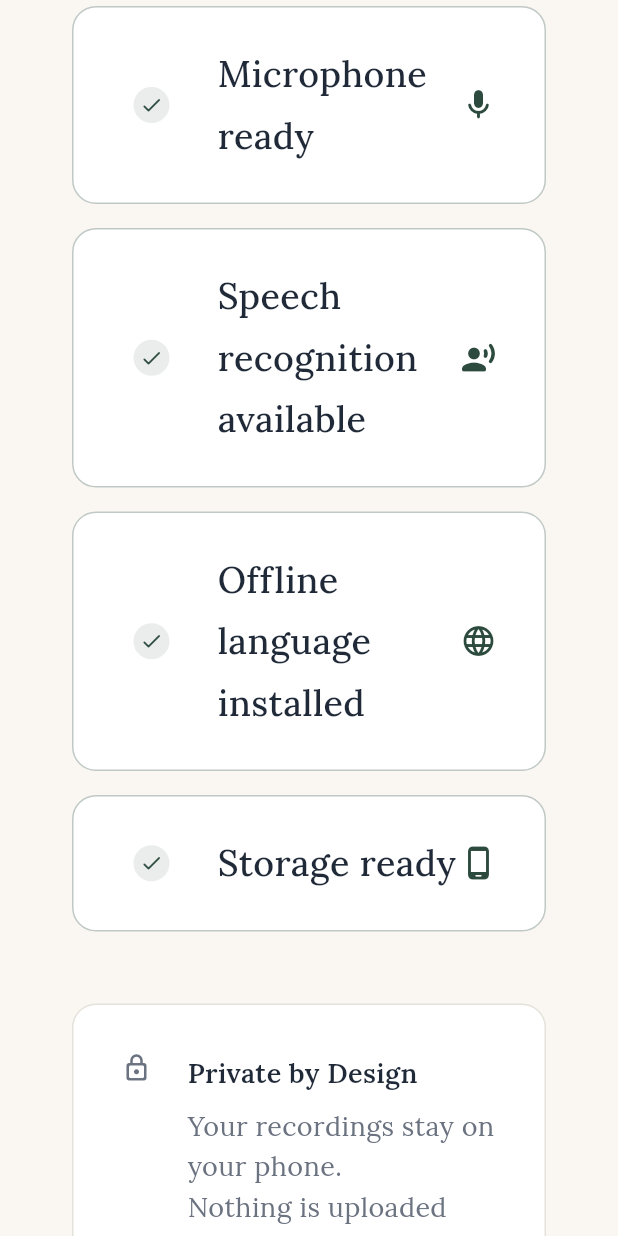
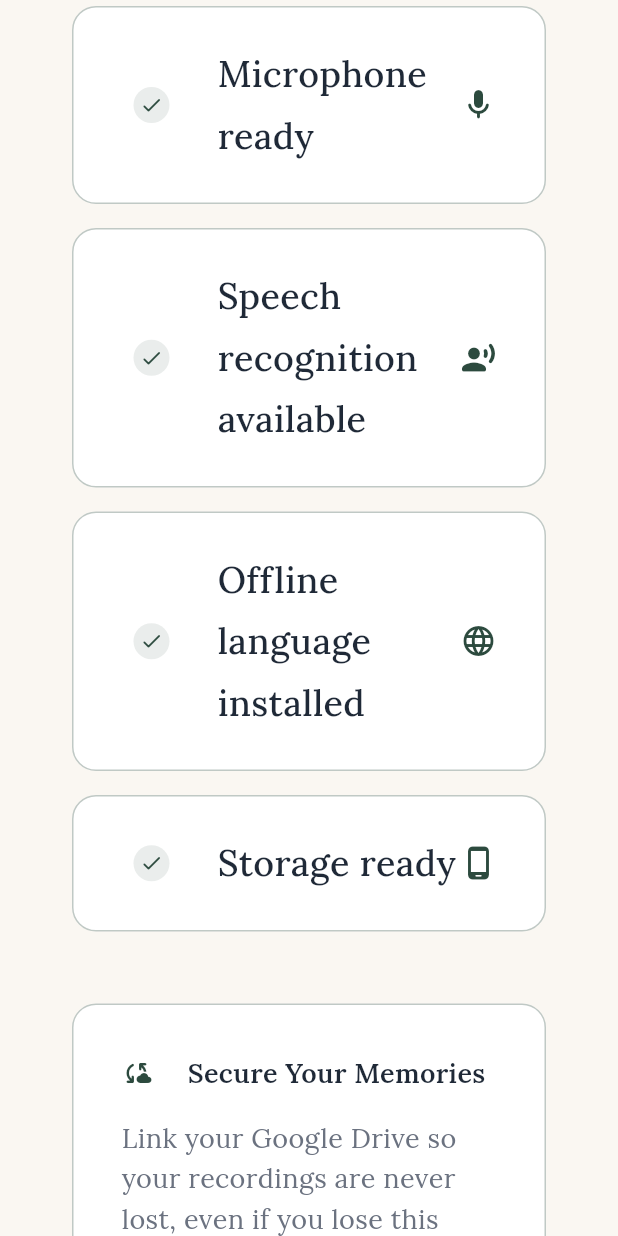
Before and after one commit to Kushtrvedi/my-parents-story, a Flutter app: the SetupWizardScreen screen opened directly, scrolled down 576 dp, on a phone screen of 412 x 824 dp. Run offline on Flutter 3.47's test engine with Material 3 defaults, Android fonts, the phone set to English and light mode, and no system bars; our stand-ins replace flutter_tts, google_fonts, google_generative_ai, google_sign_in, hive, hive_flutter and 3 more; missing offline and left inert: dart:html, dart:js_interop, dart:ui_web, extension_google_sign_in_as_googleapis_auth, googleapis; accounts and stored records are empty.

Commit message:
feat: add setup wizard screen, Google Drive and backup services, and web initialization files

```diff
--- a/lib/screens/setup_wizard_screen.dart
+++ b/lib/screens/setup_wizard_screen.dart
@@ -5,6 +5,7 @@ import '../design_system/design_system.dart';
 import '../l10n/translations.dart';
 import '../services/speech_setup_service.dart';
 import '../main.dart';
+import '../services/google_drive_service.dart';
 import 'landing_screen.dart';
 import '../design_system/navigation/page_turn_route.dart';
 
@@ -23,6 +24,7 @@ class _SetupWizardScreenState extends State<SetupWizardScreen> {
   bool _micGranted = false;
   bool _speechAvailable = false;
   bool _offlineLanguageReady = false;
+  final _driveService = GoogleDriveService();
 
   @override
   void initState() {
@@ -203,7 +205,7 @@ class _SetupWizardScreenState extends State<SetupWizardScreen> {
                           // Bottom button
                           if (_currentStep == 4 && !_isChecking) ...[
                             const SizedBox(height: AppSpacing.xl),
-                            _buildTrustCard(),
+                            _buildDriveCard(),
                             const SizedBox(height: AppSpacing.xl),
                             SizedBox(
                               width: double.infinity,
@@ -444,6 +446,65 @@ class _SetupWizardScreenState extends State<SetupWizardScreen> {
           ),
         ],
       ),
+      ),
+    );
+  }
+
+  Widget _buildDriveCard() {
+    return Container(
+      padding: const EdgeInsets.all(AppSpacing.l),
+      decoration: BoxDecoration(
+        color: AppColors.card,
+        borderRadius: BorderRadius.circular(AppRadius.m),
+        border: Border.all(color: AppColors.primary.withValues(alpha: 0.3)),
+      ),
+      child: Column(
+        crossAxisAlignment: CrossAxisAlignment.start,
+        children: [
+          Row(
+            children: [
+              const Icon(
+                Icons.cloud_sync_rounded,
+                color: AppColors.primary,
+                size: 20,
+              ),
+              const SizedBox(width: AppSpacing.m),
+              Text(
+                'Secure Your Memories',
+                style: AppTypography.caption.copyWith(fontWeight: FontWeight.w600, color: AppColors.text),
+              ),
+            ],
+          ),
+          const SizedBox(height: AppSpacing.s),
+          Text(
+            'Link your Google Drive so your recordings are never lost, even if you lose this device.',
+            style: AppTypography.caption.copyWith(color: AppColors.textLight),
+          ),
+          const SizedBox(height: AppSpacing.m),
+          if (_driveService.isSignedIn)
+            Row(
+              children: [
+                const Icon(Icons.check_circle_rounded, color: AppColors.success, size: 16),
+                const SizedBox(width: 8),
+                Text('Google Drive Linked', style: AppTypography.caption.copyWith(color: AppColors.success, fontWeight: FontWeight.bold)),
+              ],
+            )
+          else
+            SizedBox(
+              width: double.infinity,
+              child: OutlinedButton.icon(
+                icon: const Icon(Icons.login_rounded, size: 18),
+                label: const Text('Sign in with Google'),
+                onPressed: () async {
+                  final success = await _driveService.signIn();
+                  if (success && mounted) {
+                    setState(() {});
+                  }
+                },
+              ),
+            ),
+        ],
+      ),
     );
   }
 
--- /dev/null
+++ b/lib/services/google_drive_service.dart
@@ -0,0 +1,107 @@
+import 'dart:convert';
+import 'package:flutter/foundation.dart';
+import 'package:google_sign_in/google_sign_in.dart';
+import 'package:googleapis/drive/v3.dart' as drive;
+import 'package:extension_google_sign_in_as_googleapis_auth/extension_google_sign_in_as_googleapis_auth.dart';
+
+class GoogleDriveService {
+  final GoogleSignIn _googleSignIn = GoogleSignIn(
+    scopes: [
+      drive.DriveApi.driveAppdataScope,
+    ],
+  );
+
+  GoogleSignInAccount? _currentUser;
+
+  Future<bool> signIn() async {
+    try {
+      _currentUser = await _googleSignIn.signIn();
+      return _currentUser != null;
+    } catch (e) {
+      debugPrint("Google Sign-In Error: $e");
+      return false;
+    }
+  }
+
+  Future<void> signOut() async {
+    await _googleSignIn.signOut();
+    _currentUser = null;
+  }
+
+  bool get isSignedIn => _currentUser != null;
+
+  Future<drive.DriveApi?> _getDriveApi() async {
+    final authClient = await _googleSignIn.authenticatedClient();
+    if (authClient == null) return null;
+    return drive.DriveApi(authClient);
+  }
+
+  Future<void> backupData(String jsonString) async {
+    if (!isSignedIn) return;
+
+    final api = await _getDriveApi();
+    if (api == null) return;
+
+    try {
+      // Find existing backup file in appDataFolder
+      final fileList = await api.files.list(
+        spaces: 'appDataFolder',
+        q: "name = 'myparentsstory_backup.json'",
+      );
+
+      final media = drive.Media(
+        Stream.value(utf8.encode(jsonString)),
+        utf8.encode(jsonString).length,
+      );
+
+      if (fileList.files != null && fileList.files!.isNotEmpty) {
+        // Update existing
+        final existingFileId = fileList.files!.first.id!;
+        await api.files.update(
+          drive.File(),
+          existingFileId,
+          uploadMedia: media,
+        );
+        debugPrint("Backup updated on Google Drive");
+      } else {
+        // Create new
+        final newFile = drive.File()
+          ..name = 'myparentsstory_backup.json'
+          ..parents = ['appDataFolder'];
+        await api.files.create(newFile, uploadMedia: media);
+        debugPrint("Backup created on Google Drive");
+      }
+    } catch (e) {
+      debugPrint("Google Drive Backup Error: $e");
+    }
+  }
+
+  Future<String?> restoreData() async {
+    if (!isSignedIn) return null;
+
+    final api = await _getDriveApi();
+    if (api == null) return null;
+
+    try {
+      final fileList = await api.files.list(
+        spaces: 'appDataFolder',
+        q: "name = 'myparentsstory_backup.json'",
+      );
+
+      if (fileList.files != null && fileList.files!.isNotEmpty) {
+        final existingFileId = fileList.files!.first.id!;
+        final response = await api.files.get(
+          existingFileId,
+          downloadOptions: drive.DownloadOptions.fullMedia,
+        ) as drive.Media;
+
+        final bytes = await response.stream.expand((element) => element).toList();
+        return utf8.decode(bytes);
+      }
+      return null; // No backup found
+    } catch (e) {
+      debugPrint("Google Drive Restore Error: $e");
+      return null;
+    }
+  }
+}
--- a/pubspec.yaml
+++ b/pubspec.yaml
@@ -22,6 +22,11 @@ dependencies:
 
   google_fonts: ^6.3.3
   google_generative_ai: ^0.4.7
+  google_sign_in: ^6.2.1
+  googleapis: ^13.1.0
+  googleapis_auth: ^1.4.1
+  http: ^1.2.0
+  extension_google_sign_in_as_googleapis_auth: ^2.0.12
 
 dev_dependencies:
   flutter_test:
```
Also changed, not shown: lib/services/backup_service.dart (+22 -2 lines), 1 other file.
